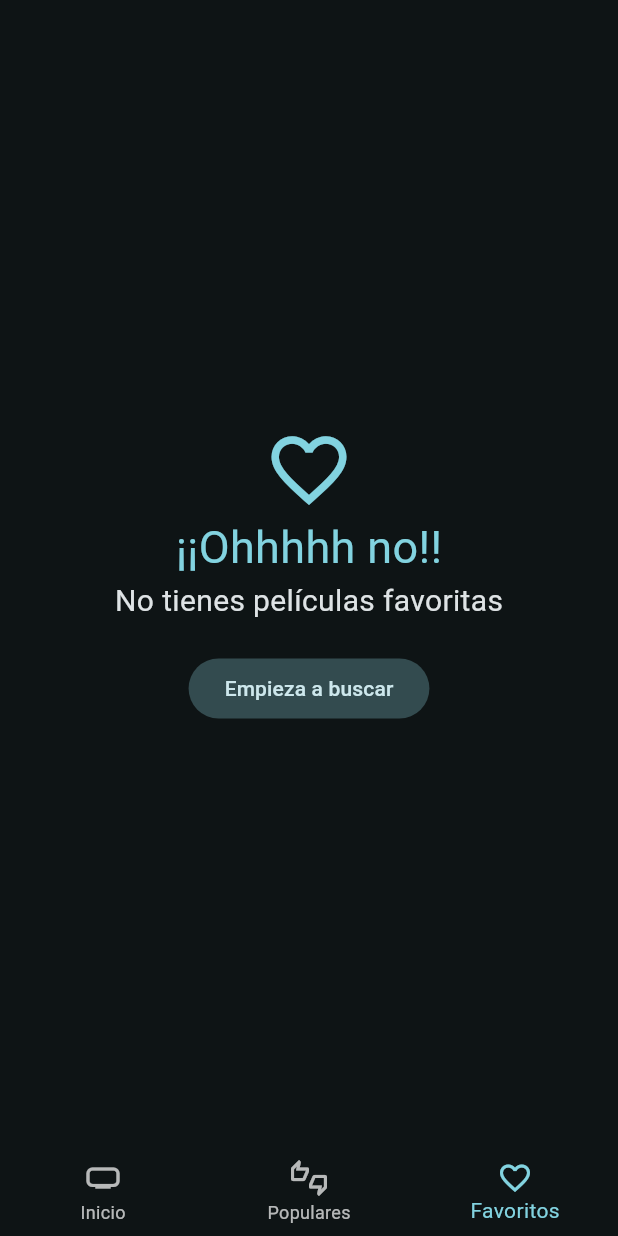
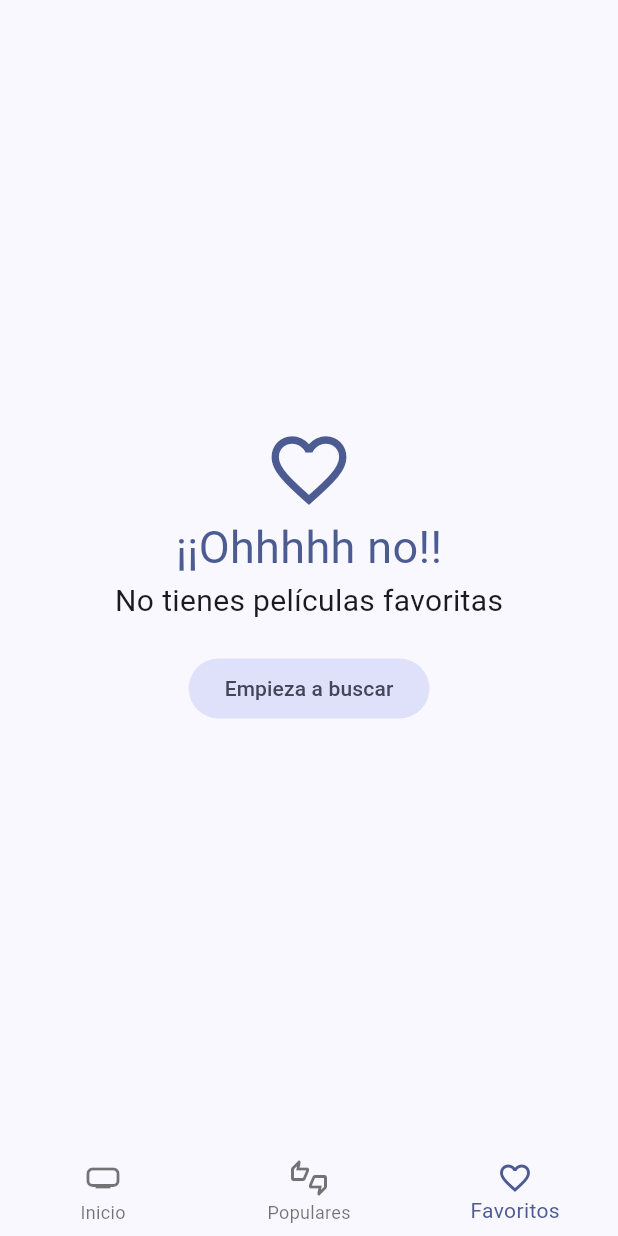
Before and after one commit to elcama86/cinemapedia, a Flutter app: the screen it shows after launch, item 3 of the bottom bar chosen, on a phone screen of 412 x 824 dp. Run offline on Flutter 3.47's test engine with Material 2 defaults, Android fonts, the phone set to English and light mode, and no system bars; our stand-ins replace animate_do, card_swiper, dio, flutter_dotenv, flutter_riverpod, go_router and 2 more; accounts and stored records are empty; generated files the repository leaves out were written again; network calls fail.

Commit message:
añadida configuracion para tema claro/obscuro

```diff
--- a/lib/config/theme/app_theme.dart
+++ b/lib/config/theme/app_theme.dart
@@ -1,7 +1,12 @@
 import 'package:flutter/material.dart';
 
 class AppTheme {
-  ThemeData getTheme() => ThemeData(
+  ThemeData lightTheme() => ThemeData(
+        useMaterial3: true,
+        colorSchemeSeed: const Color(0xFF2862F5),
+      );
+
+  ThemeData darkTheme() => ThemeData(
         useMaterial3: true,
         colorSchemeSeed: Colors.white,
         brightness: Brightness.dark,
--- a/lib/main.dart
+++ b/lib/main.dart
@@ -27,7 +27,8 @@ class MainApp extends StatelessWidget {
     return MaterialApp.router(
       routerConfig: appRouter,
       debugShowCheckedModeBanner: false,
-      theme: AppTheme().getTheme(),
+      theme: AppTheme().lightTheme(),
+      darkTheme: AppTheme().darkTheme(),
     );
   }
 }
```
